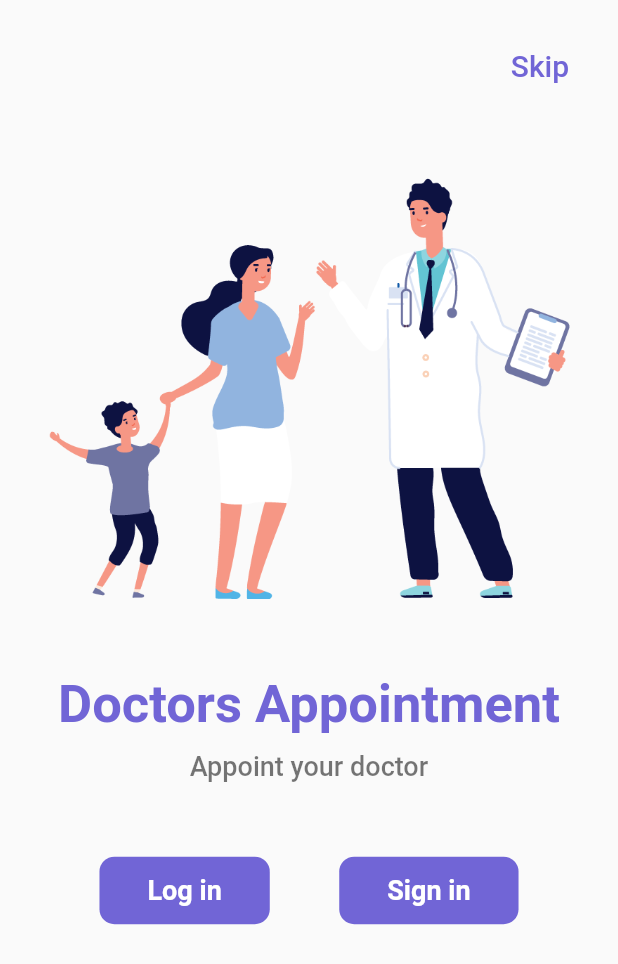
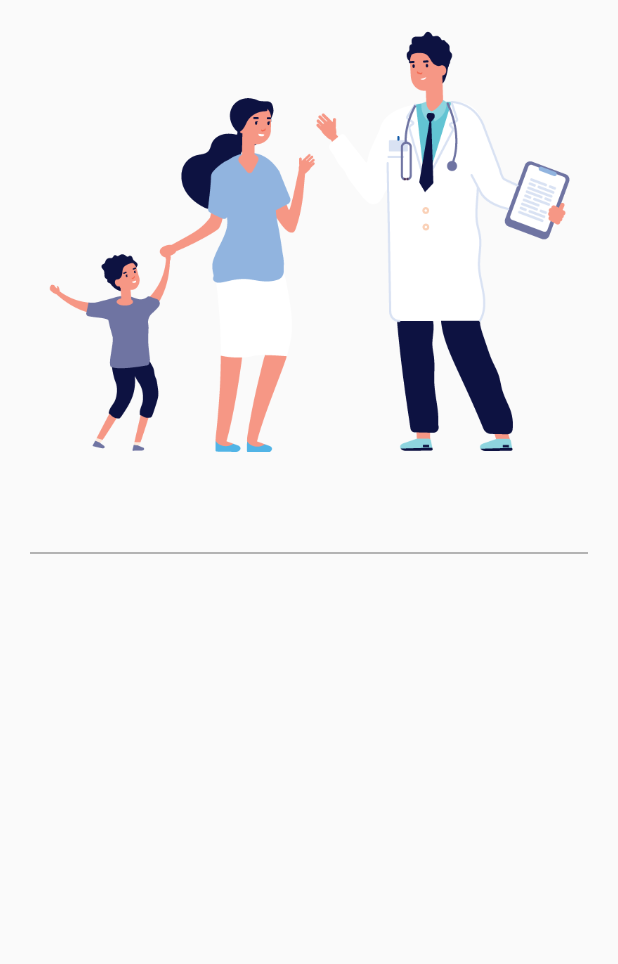
Before and after one commit to abdulrhmanGhandour/medic-app, a Flutter app: the screen it shows after launch, after a tap on "Log in", on a phone screen of 412 x 824 dp. Shown: the top 964 px of the screen. Run offline on Flutter 3.47's test engine with Material 2 defaults, Android fonts, the phone set to English and light mode, and no system bars; our stand-ins replace go_router.

Commit message:
create  login view

```diff
--- a/lib/core/utls/app_router.dart
+++ b/lib/core/utls/app_router.dart
@@ -1,4 +1,5 @@
 import 'package:go_router/go_router.dart';
+import 'package:medicapp/features/Authentication/presanteion/view/login_view.dart';
 import 'package:medicapp/features/home/data/doctor_list.dart';
 import 'package:medicapp/features/home/presanteion/view/appoinment_doctor_view.dart';
 import 'package:medicapp/features/home/presanteion/view/home_view.dart';
@@ -10,6 +11,7 @@ abstract class AppRouter {
   static const kHomeView = '/HomeView';
   static const kAppoinmentView = '/AppoinmentView';
   static const kScheduleView = '/ScheduleView';
+  static const kLoginView = '/LoginView';
 
   static final router = GoRouter(
     routes: [
@@ -31,6 +33,10 @@ abstract class AppRouter {
         path: kScheduleView,
         builder: (context, state) => const ScheduleView(),
       ),
+      GoRoute(
+        path: kLoginView,
+        builder: (context, state) => const LoginView(),
+      ),
     ],
   );
 }
--- a/lib/core/utls/widgets/custom_text_button.dart
+++ b/lib/core/utls/widgets/custom_text_button.dart
@@ -3,23 +3,24 @@ import 'package:medicapp/core/utls/colors.dart';
 import 'package:medicapp/core/utls/styles.dart';
 
 class CustomTextButton extends StatelessWidget {
-  const CustomTextButton(
-      {super.key,
-      required this.text,
-      required this.textColor,
-      required this.color});
+  const CustomTextButton({
+    super.key,
+    required this.text,
+    required this.textColor,
+    required this.color,
+    this.onTap,
+  });
 
   final String text;
-  final Color textColor ;
-  final Color color ;
+  final Color textColor;
+  final Color color;
+  final Function()? onTap;
 
   @override
   Widget build(BuildContext context) {
     return GestureDetector(
-      onTap: () {},
+      onTap: onTap,
       child: Container(
-
-
         decoration: BoxDecoration(
           borderRadius: BorderRadius.circular(10),
           color: ColorData.kPrimaryColor,
--- /dev/null
+++ b/lib/features/Authentication/presanteion/view/login_view.dart
@@ -0,0 +1,15 @@
+import 'package:flutter/material.dart';
+import 'package:medicapp/features/Authentication/presanteion/view/widgets/login_view_body.dart';
+
+class LoginView extends StatelessWidget {
+  const LoginView({super.key});
+
+  @override
+  Widget build(BuildContext context) {
+    return const SafeArea(
+      child: Scaffold(
+        body: LoginViewBody(),
+      ),
+    );
+  }
+}
--- /dev/null
+++ b/lib/features/Authentication/presanteion/view/widgets/custom_text_feild.dart
@@ -0,0 +1,12 @@
+import 'package:flutter/material.dart';
+
+class CustomTextFeild extends StatelessWidget {
+  const CustomTextFeild({super.key});
+
+  @override
+  Widget build(BuildContext context) {
+    return  TextFormField(
+
+    );
+  }
+}
--- /dev/null
+++ b/lib/features/Authentication/presanteion/view/widgets/login_view_body.dart
@@ -0,0 +1,25 @@
+import 'package:flutter/material.dart';
+import 'package:medicapp/core/utls/assets.dart';
+import 'package:medicapp/features/Authentication/presanteion/view/widgets/custom_text_feild.dart';
+
+class LoginViewBody extends StatelessWidget {
+  const LoginViewBody({super.key});
+
+  @override
+  Widget build(BuildContext context) {
+    return Padding(
+      padding: const EdgeInsets.all(20.0),
+      child: Column(
+        children: [
+          Image.asset(
+            AssetsData.kDoctorsImage,
+          ),
+          const SizedBox(
+            height: 20,
+          ),
+          const CustomTextFeild(),
+        ],
+      ),
+    );
+  }
+}
--- a/lib/features/home/data/doctor_list.dart
+++ b/lib/features/home/data/doctor_list.dart
@@ -1,7 +1,7 @@
 import 'package:medicapp/core/utls/assets.dart';
 
 List<Doctors> dcctorsList = [
-  Doctors(name: 'Dr.Alex', image: AssetsData.kDoctor1Image),
+ Doctors(name: 'Alex', image: AssetsData.kDoctor1Image),
   Doctors(name: 'Dr.mary', image: AssetsData.kDoctor2Image),
   Doctors(name: 'Dr.hary', image: AssetsData.kDoctor3Image),
   Doctors(name: 'Dr.bone', image: AssetsData.kDoctor4Image),
--- a/lib/features/splash/presanteion/view/widget/welcome_view_body.dart
+++ b/lib/features/splash/presanteion/view/widget/welcome_view_body.dart
@@ -1,4 +1,6 @@
 import 'package:flutter/material.dart';
+import 'package:go_router/go_router.dart';
+import 'package:medicapp/core/utls/app_router.dart';
 
 import 'package:medicapp/core/utls/assets.dart';
 import 'package:medicapp/core/utls/colors.dart';
@@ -68,6 +70,9 @@ class WelcomViewBody extends StatelessWidget {
                 text: 'Log in',
                 color: ColorData.kPrimaryColor,
                 textColor: Colors.white,
+                onTap: (){
+                  GoRouter.of(context).push(AppRouter.kLoginView);
+                },
               ),
               CustomTextButton(
                 text: 'Sign in',
```
Also changed, not shown: assets/image/2023_11_02_19_22_IMG_0963.JPG (added).
